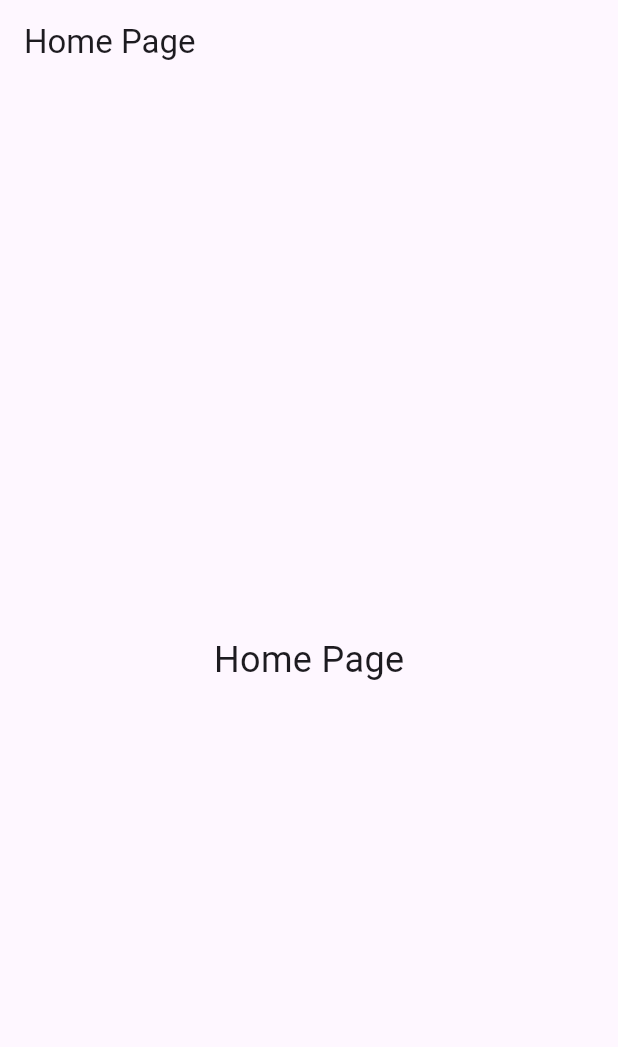
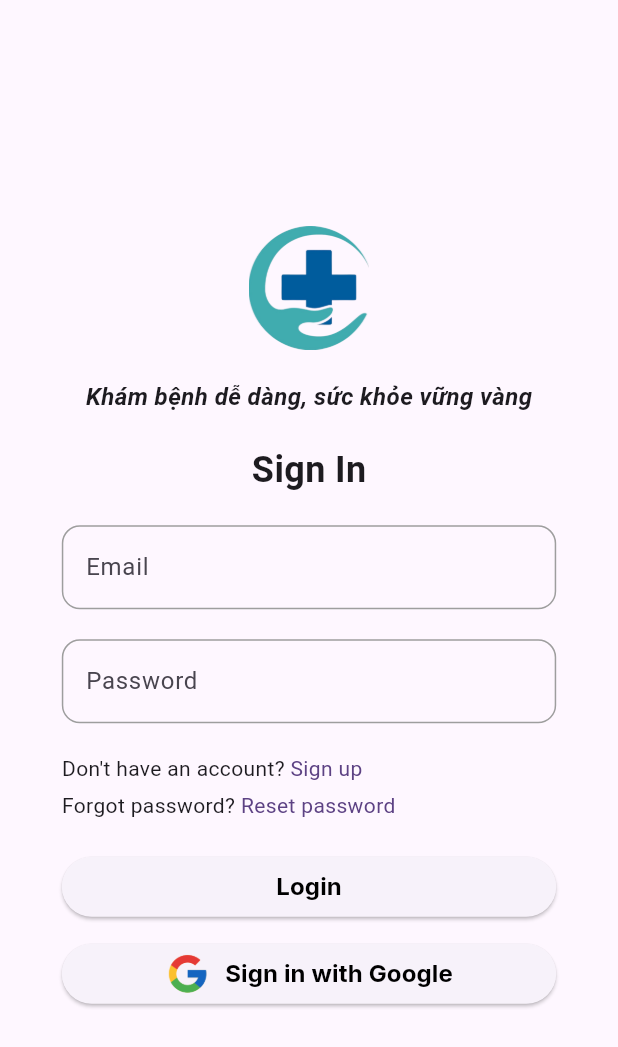
Before and after one commit to tamthong1115/clinic_ecommerce_mobile, a Flutter app: the screen it shows after launch, on a phone screen of 412 x 824 dp. Shown: the top 1047 px of the screen. Run offline on Flutter 3.47's test engine with Material 3 defaults, Android fonts, the light colour scheme and no system bars; our stand-ins replace google_fonts; Roboto replaces fonts that are missing (Sansita).

Commit message:
routing and login screen

```diff
--- a/lib/config/routers/router.dart
+++ b/lib/config/routers/router.dart
@@ -1,15 +1,16 @@
 import 'package:flutter/material.dart';
 import '../../modules/home/screens/home_page.dart';
+import '../../core/auth/presentation/login/login_screen.dart';
 
 class AppRouter {
   static Route<dynamic> generateRoute(RouteSettings settings) {
     switch (settings.name) {
-      case '/':
+      case '/home':
         return MaterialPageRoute(builder: (_) => HomePage());
       case '/login':
-        return MaterialPageRoute(builder: (_) => HomePage());
+        return MaterialPageRoute(builder: (_) => LoginScreen());
       default:
-        return MaterialPageRoute(builder: (_) => HomePage());
+        return MaterialPageRoute(builder: (_) => LoginScreen());
     }
   }
 }
--- a/lib/config/routers/router_config.dart
+++ b/lib/config/routers/router_config.dart
@@ -1,6 +1,6 @@
 
 class MyRouterConfig {
-  static const String home = '/';
+  static const String home = '/home';
   static const String login = '/login';
   static const String profile = '/profile/:userId';
 }
--- a/lib/config/themes/app_colors.dart
+++ b/lib/config/themes/app_colors.dart
@@ -7,7 +7,7 @@ class AppColors {
   static const disabled = Color(0xFFBDBDBD);
   static const error = Color(0xFFD32F2F);
 
-  static const tittleSize = 20.0;
+  static const tittleSize = 24.0;
   static const subtitleSize = 16.0;
   static const bodySize = 14.0;
 }
--- a/lib/core/auth/presentation/login/login_screen.dart
+++ b/lib/core/auth/presentation/login/login_screen.dart
@@ -0,0 +1,156 @@
+import 'package:clinic_ecommerce_mobile/config/themes/app_colors.dart';
+import 'package:flutter/material.dart';
+import 'package:google_fonts/google_fonts.dart';
+import '../../../../config/routers/router.dart';
+
+class LoginScreen extends StatelessWidget {
+  const LoginScreen({super.key});
+
+  @override
+  Widget build(BuildContext context) {
+    return Scaffold(
+        body: Container(
+      height: MediaQuery.of(context).size.height,
+      width: MediaQuery.of(context).size.width,
+      child: Column(
+        mainAxisAlignment: MainAxisAlignment.start,
+        children: [
+          Spacer(),
+          Container(
+            width: MediaQuery.of(context).size.width * 0.3,
+            height: MediaQuery.of(context).size.height * 0.1,
+            child: Image.asset('assets/images/Login_logo.png',
+                width: 30, height: 30),
+          ),
+          SizedBox(height: 20),
+          Text('Khám bệnh dễ dàng, sức khỏe vững vàng',
+              style: GoogleFonts.sansita(
+                fontSize: AppColors.subtitleSize,
+                fontWeight: FontWeight.bold,
+                fontStyle: FontStyle.italic,
+              )),
+          SizedBox(height: 20),
+          Text(
+            'Sign In',
+            style: TextStyle(
+              fontSize: AppColors.tittleSize,
+              fontWeight: FontWeight.bold,
+            ),
+          ),
+          SizedBox(height: 20),
+          Container(
+            width: MediaQuery.of(context).size.width * 0.8,
+            child: TextField(
+              decoration: InputDecoration(
+                hintText: 'Enter your email',
+                labelText: 'Email',
+                enabledBorder: OutlineInputBorder(
+                  borderRadius: BorderRadius.circular(12.0),
+                  borderSide: BorderSide(color: Colors.grey, width: 1.0),
+                ),
+                focusedBorder: OutlineInputBorder(
+                  borderSide: BorderSide(color: Colors.green, width: 1.0),
+                  borderRadius: BorderRadius.circular(12.0),
+                ),
+              ),
+            ),
+          ),
+          SizedBox(height: 20),
+          Container(
+            width: MediaQuery.of(context).size.width * 0.8,
+            child: TextField(
+              decoration: InputDecoration(
+                hintText: 'Enter your password',
+                labelText: 'Password',
+                enabledBorder: OutlineInputBorder(
+                  borderRadius: BorderRadius.circular(12.0),
+                  borderSide: BorderSide(color: Colors.grey, width: 1.0),
+                ),
+                focusedBorder: OutlineInputBorder(
+                  borderSide: BorderSide(color: Colors.green, width: 1.0),
+                  borderRadius: BorderRadius.circular(12.0),
+                ),
+              ),
+            ),
+          ),
+          SizedBox(height: 20),
+          Container(
+            width: MediaQuery.of(context).size.width * 0.8,
+            padding: EdgeInsets.zero,
+            child: Column(
+              crossAxisAlignment: CrossAxisAlignment.start,
+              children: [
+                Text.rich(
+                  TextSpan(
+                    text: 'Don\'t have an account? ',
+                    children: [
+                      TextSpan(
+                        text: 'Sign up',
+                        style: TextStyle(
+                          color: AppColors.primary,
+                        ),
+                      ),
+                    ],
+                  ),
+                ),
+                SizedBox(height: 5),
+                Text.rich(
+                  TextSpan(
+                    text: 'Forgot password? ',
+                    children: [
+                      TextSpan(
+                        text: 'Reset password',
+                        style: TextStyle(
+                          color: AppColors.primary,
+                        ),
+                      ),
+                    ],
+                  ),
+                ),
+              ],
+            ),
+          ),
+          SizedBox(height: 20),
+          Container(
+            width: MediaQuery.of(context).size.width * 0.8,
+            child: ElevatedButton(
+              onPressed: () {
+                Navigator.pushNamed(context, '/home');
+              },
+              child: Text('Login',
+                  style: GoogleFonts.inter(
+                    color: Colors.black,
+                    fontSize: 16,
+                    fontWeight: FontWeight.bold,
+                  )),
+            ),
+          ),
+          SizedBox(height: 10),
+          Container(
+            width: MediaQuery.of(context).size.width * 0.8,
+            child: ElevatedButton(
+              onPressed: () {
+                Navigator.pushNamed(context, '/home');
+              },
+              child: Row(
+                mainAxisAlignment: MainAxisAlignment.center,
+                children: [
+                  Image.asset('assets/icons/icons8-google.png',
+                      width: 30, height: 30),
+                  SizedBox(width: 10),
+                  Text('Sign in with Google',
+                      style: GoogleFonts.inter(
+                        color: Colors.black,
+                        fontSize: 16,
+                        fontWeight: FontWeight.bold,
+                      )),
+                ],
+              ),
+            ),
+          ),
+          Spacer(),
+        ],
+      ),
+    ));
+  }
+}
--- a/lib/main.dart
+++ b/lib/main.dart
@@ -1,6 +1,5 @@
 import 'package:flutter/material.dart';
 import 'config/routers/router.dart';
-
 
 void main() {
   runApp(MyApp());
@@ -12,8 +11,9 @@ class MyApp extends StatelessWidget {
   @override
   Widget build(BuildContext context) {
     return MaterialApp(
+      debugShowCheckedModeBanner: false,
       onGenerateRoute: AppRouter.generateRoute,
-      initialRoute: '/',
+      initialRoute: '/login',
     );
   }
 }
```
Also changed, not shown: assets/icons/icons8-google.png (added), assets/images/Login_logo.png (added).
